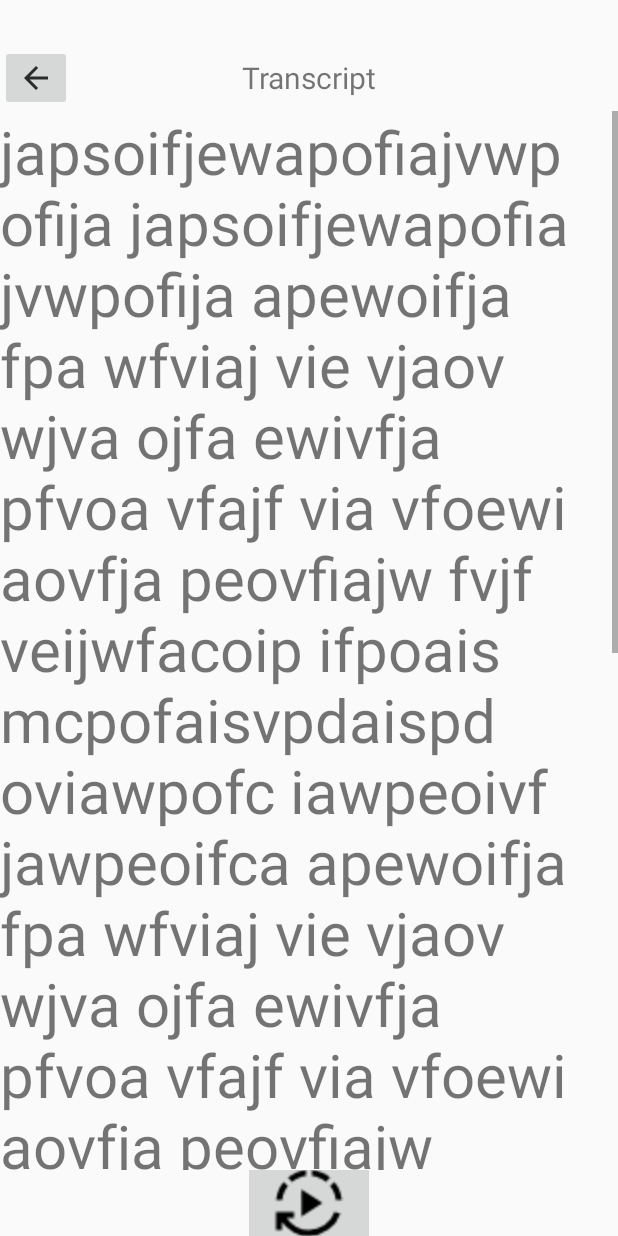
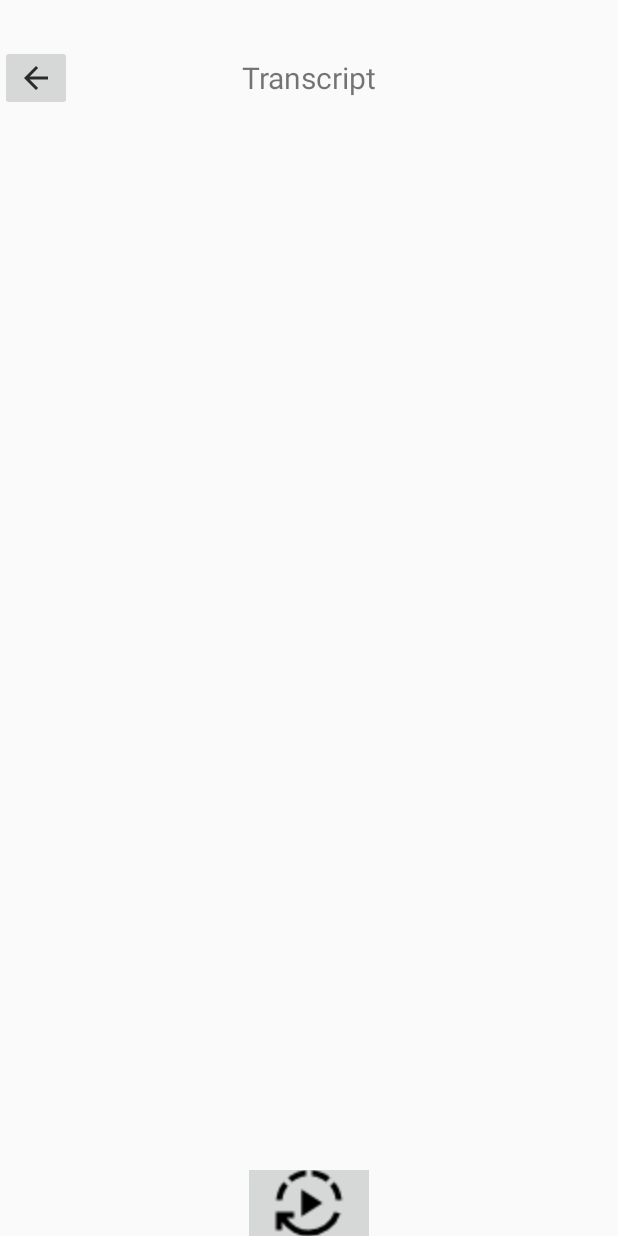
Before and after one commit to awelotta/Lingonary, an Android app built with Jetpack Compose: the layout transcript_player.xml on its own in the app's theme, with its tools: preview values and no code run, on a phone screen of 412 x 824 dp. Run offline under Robolectric (Android 15) with nearby library versions, the phone set to English and light mode, and no system bars.

Commit message:
fix placeholder text

```diff
--- a/app/src/main/res/layout/transcript_player.xml
+++ b/app/src/main/res/layout/transcript_player.xml
@@ -45,7 +45,7 @@
             android:layout_width="wrap_content"
             android:layout_height="wrap_content"
             android:textSize="40sp"
-            android:text="japsoifjewapofiajvwpofija japsoifjewapofiajvwpofija apewoifja fpa wfviaj vie vjaov wjva ojfa ewivfja pfvoa vfajf via vfoewi aovfja peovfiajw fvjf veijwfacoip ifpoaismcpofaisvpdaispd oviawpofc iawpeoivf jawpeoifca apewoifja fpa wfviaj vie vjaov wjva ojfa ewivfja pfvoa vfajf via vfoewi aovfja peovfiajw fvjf veijwfacoip ifpoaismcpofaisvpdaispd oviawpofc iawpeoivf jawpeoifca japsoifjewapofiajvwpofija apewoifja fpa wfviaj vie vjaov wjva ojfa ewivfja pfvoa vfajf via vfoewi aovfja peovfiajw fvjf veijwfacoip ifpoaismcpofaisvpdaispd oviawpofc iawpeoivf jawpeoifca"/>
+            android:text=""/>
     </ScrollView>
     <LinearLayout
         android:id="@+id/playerControls"
```
